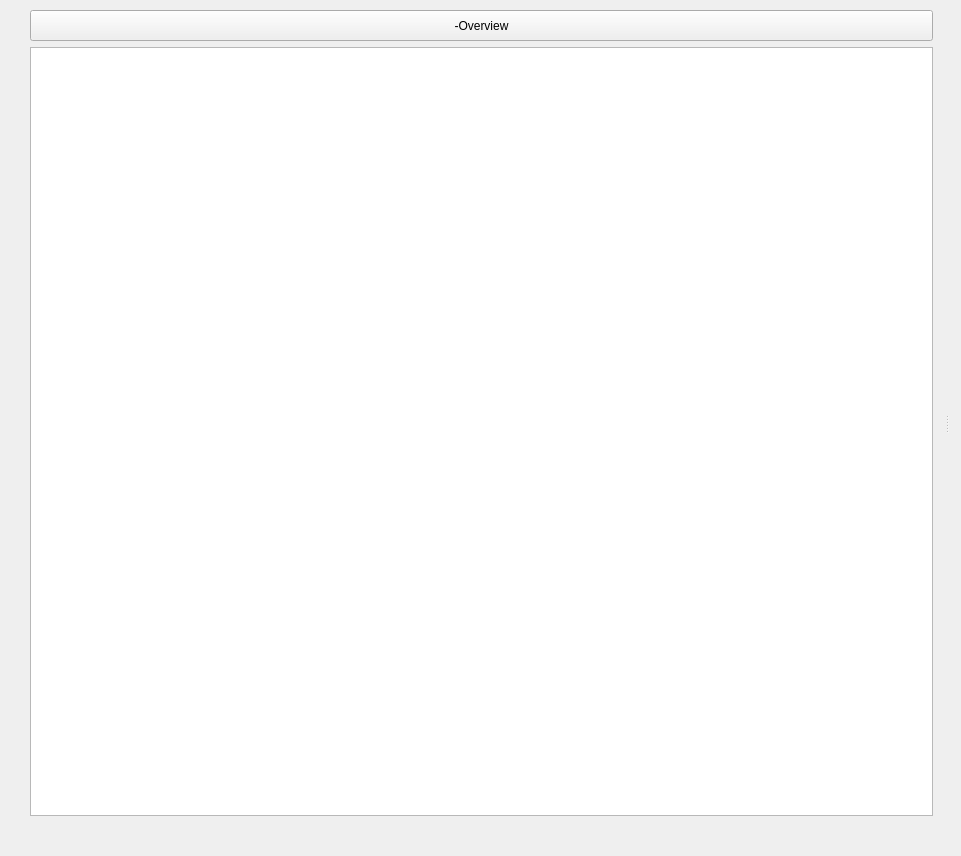
Qt form opensyde_tool/src/system_definition/node_edit/canopen_manager/C_SdNdeCoWidget.ui (openSYDE/openSYDE) before a commit.
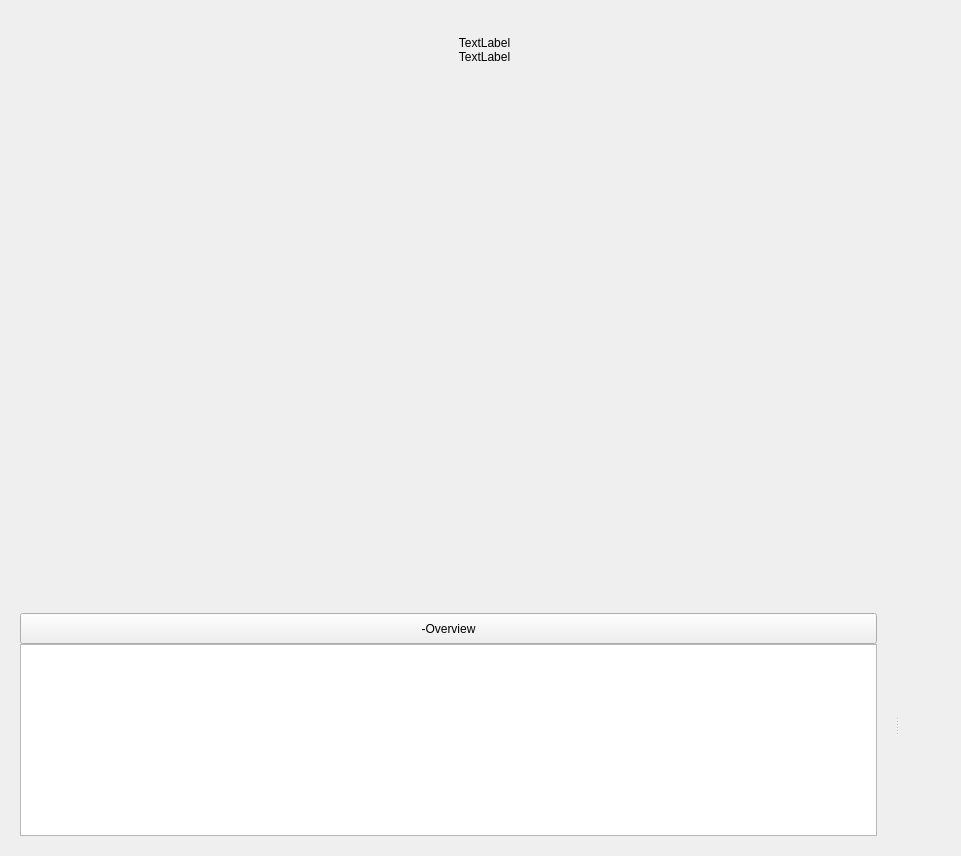
The same form after that commit. Custom widgets are drawn as their Qt base class.

Diff of the .ui file:
```diff
--- a/opensyde_tool/src/system_definition/node_edit/canopen_manager/C_SdNdeCoWidget.ui
+++ b/opensyde_tool/src/system_definition/node_edit/canopen_manager/C_SdNdeCoWidget.ui
@@ -13,7 +13,10 @@
   <property name="windowTitle">
    <string>C_SdNdeCoWidget</string>
   </property>
-  <layout class="QVBoxLayout" name="verticalLayout" stretch="0">
+  <layout class="QVBoxLayout" name="verticalLayout" stretch="0,0">
+   <property name="spacing">
+    <number>0</number>
+   </property>
    <property name="leftMargin">
     <number>20</number>
    </property>
@@ -25,6 +28,94 @@
    </property>
    <property name="bottomMargin">
     <number>20</number>
+   </property>
+   <item>
+    <widget class="QWidget" name="pc_WiDeviceLink" native="true">
+     <layout class="QVBoxLayout" name="verticalLayout_5" stretch="0,0,0,1">
+      <property name="spacing">
+       <number>0</number>
+      </property>
+      <property name="leftMargin">
+       <number>0</number>
+      </property>
+      <property name="topMargin">
+       <number>0</number>
+      </property>
+      <property name="rightMargin">
+       <number>0</number>
+      </property>
+      <property name="bottomMargin">
+       <number>0</number>
+      </property>
+      <item>
+       <spacer name="verticalSpacer">
+        <property name="orientation">
+         <enum>Qt::Vertical</enum>
+        </property>
+        <property name="sizeType">
+         <enum>QSizePolicy::Fixed</enum>
+        </property>
+        <property name="sizeHint" stdset="0">
+         <size>
+          <width>20</width>
+          <height>26</height>
+         </size>
+        </property>
+       </spacer>
+      </item>
+      <item>
+       <widget class="stw_opensyde_gui_elements::C_OgeLabGroupItem" name="pc_HintToManagerLabel">
+        <property name="text">
+         <string>TextLabel</string>
+        </property>
+        <property name="alignment">
+         <set>Qt::AlignCenter</set>
+        </property>
+       </widget>
+      </item>
+      <item>
+       <widget class="stw_opensyde_gui_elements::C_OgeLabGroupItem" name="pc_LinkToManagerLabel">
+        <property name="text">
+         <string>TextLabel</string>
+        </property>
+        <property name="alignment">
+         <set>Qt::AlignCenter</set>
+        </property>
+       </widget>
+      </item>
+      <item>
+       <spacer name="verticalSpacer_2">
+        <property name="orientation">
+         <enum>Qt::Vertical</enum>
+        </property>
+        <property name="sizeHint" stdset="0">
+         <size>
+          <width>20</width>
+          <height>548</height>
+         </size>
+        </property>
+       </spacer>
+      </item>
+     </layout>
+    </widget>
+   </item>
+   <item>
+    <widget class="QWidget" name="pc_WiManager" native="true">
+     <layout class="QVBoxLayout" name="verticalLayout_4">
+      <property name="spacing">
+       <number>0</number>
+      </property>
+      <property name="leftMargin">
+       <number>0</number>
+      </property>
+      <property name="topMargin">
+       <number>0</number>
+      </property>
+      <property name="rightMargin">
+       <number>0</number>
+      </property>
+      <property name="bottomMargin">
+       <number>0</number>
    </property>
    <item>
     <widget class="stw_opensyde_gui_elements::C_OgeSpiStandard" name="pc_Splitter">
@@ -36,17 +127,20 @@
      </property>
      <widget class="QWidget" name="pc_WiDevicesTree" native="true">
       <layout class="QVBoxLayout" name="verticalLayout_2" stretch="0,1">
+          <property name="spacing">
+           <number>0</number>
+          </property>
        <property name="leftMargin">
-        <number>10</number>
+           <number>0</number>
        </property>
        <property name="topMargin">
         <number>0</number>
        </property>
        <property name="rightMargin">
-        <number>12</number>
+           <number>18</number>
        </property>
        <property name="bottomMargin">
-        <number>20</number>
+           <number>0</number>
        </property>
        <item>
         <widget class="stw_opensyde_gui_elements::C_OgePubGenericTextWithBackground" name="pc_PubOverview">
@@ -74,6 +168,18 @@
      </widget>
      <widget class="QWidget" name="pc_WiContent" native="true">
       <layout class="QVBoxLayout" name="verticalLayout_3">
+          <property name="leftMargin">
+           <number>18</number>
+          </property>
+          <property name="topMargin">
+           <number>0</number>
+          </property>
+          <property name="rightMargin">
+           <number>0</number>
+          </property>
+          <property name="bottomMargin">
+           <number>0</number>
+          </property>
        <item>
         <widget class="stw_opensyde_gui::C_SdNdeCoOverviewWidget" name="pc_OverviewWidget" native="true"/>
        </item>
@@ -89,6 +195,9 @@
    </item>
   </layout>
  </widget>
+   </item>
+  </layout>
+ </widget>
  <customwidgets>
   <customwidget>
    <class>stw_opensyde_gui_elements::C_OgeSpiStandard</class>
@@ -122,7 +231,12 @@
   <customwidget>
    <class>stw_opensyde_gui_elements::C_OgePubGenericTextWithBackground</class>
    <extends>QPushButton</extends>
-   <header>C_OgePubGenericTextWithBackground.h</header>
+   <header>C_OgePubHalcOverview.h</header>
+  </customwidget>
+  <customwidget>
+   <class>stw_opensyde_gui_elements::C_OgeLabGroupItem</class>
+   <extends>QLabel</extends>
+   <header>C_OgeLabGroupItem.h</header>
   </customwidget>
  </customwidgets>
  <resources/>
```
Left out of the diff: 4 changed lines with no effect on the pictures. Lines whose indentation alone changed are shown as unchanged.
